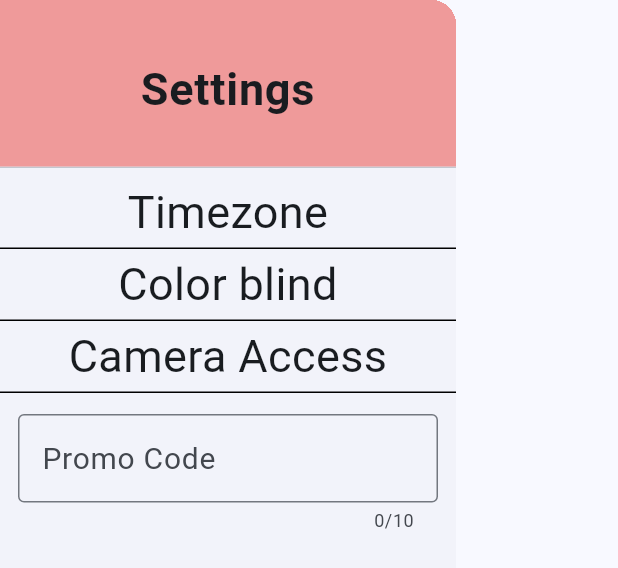
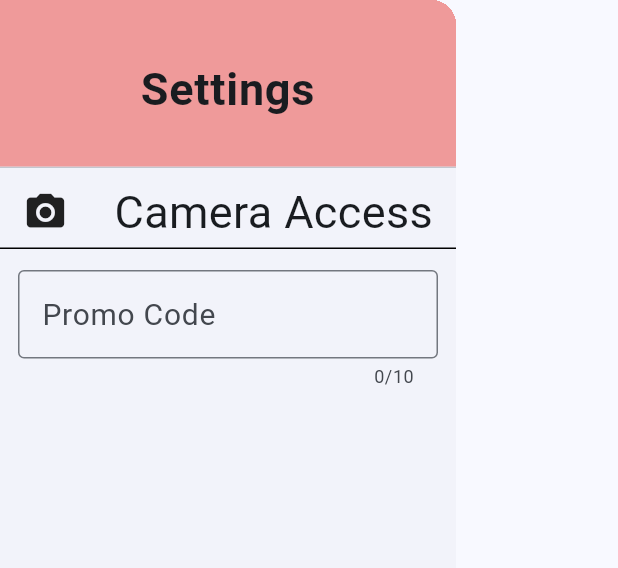
Before and after one commit to JeremyTaraba/realcolor, a Flutter app: what settingsDrawer() shows on an empty page, opened directly, on a phone screen of 412 x 824 dp. Shown: the top 568 px of the screen. Run offline on Flutter 3.47's test engine with Material 3 defaults, Android fonts, the phone set to English and light mode, and no system bars; our stand-ins replace camera, flutter_spinkit, permission_handler, shared_preferences; missing offline and left inert: app_settings, camerawesome, delta_e, purchases_flutter, purchases_ui_flutter; accounts and stored records are empty.

```diff
--- a/lib/main.dart
+++ b/lib/main.dart
@@ -3,15 +3,16 @@ import 'dart:developer';
 import 'package:camera/camera.dart';
 import 'package:flutter/material.dart';
 import 'package:purchases_flutter/purchases_flutter.dart';
-import 'package:purchases_ui_flutter/purchases_ui_flutter.dart';
 import 'package:realcolor/pages/home_page.dart';
 import 'package:realcolor/utilities/api_keys.dart';
+import 'package:realcolor/utilities/globals.dart';
 
 Future<void> main() async {
   // Ensure that plugin services are initialized so that `availableCameras()`
   // can be called before `runApp()`
   WidgetsFlutterBinding.ensureInitialized();
 
+  // revenue cat SDK
   await _configureSDK();
 
 // Obtain a list of the available cameras on the device.
@@ -19,7 +20,7 @@ Future<void> main() async {
 
 // Get a specific camera from the list of available cameras.
   final firstCamera = cameras.first;
-
+  GLOBAL_FIRST_CAMERA = firstCamera;
   runApp(MyApp(
     camera: firstCamera,
   ));
--- a/lib/utilities/countdown.dart
+++ b/lib/utilities/countdown.dart
@@ -74,7 +74,7 @@ class _ChallengeCountdownState extends State<ChallengeCountdown> with TickerProv
                   opacity: _visible ? 1.0 : 0.0,
                   duration: const Duration(milliseconds: 1000),
                   child: Padding(
-                    padding: const EdgeInsets.all(8.0),
+                    padding: const EdgeInsets.symmetric(vertical: 8.0, horizontal: 12),
                     child: RichText(
                       textAlign: TextAlign.center,
                       textScaler: MediaQuery.of(context).textScaler,
--- /dev/null
+++ b/lib/utilities/globals.dart
@@ -0,0 +1,4 @@
+import 'package:camera/camera.dart';
+
+List GLOBAL_COLOR_LIST = [];
+late CameraDescription GLOBAL_FIRST_CAMERA;
--- a/lib/utilities/homepage_helpers.dart
+++ b/lib/utilities/homepage_helpers.dart
@@ -1,4 +1,5 @@
 import "package:app_settings/app_settings.dart";
+import "package:flutter/cupertino.dart";
 import "package:flutter/material.dart";
 import "package:permission_handler/permission_handler.dart";
 import "package:purchases_flutter/purchases_flutter.dart";
@@ -337,39 +338,53 @@ class _settingsDrawerState extends State<settingsDrawer> {
               ),
             ),
           ),
-          Text(
-            "Timezone",
-            style: TextStyle(fontSize: 30),
-            textAlign: TextAlign.center,
-          ),
-          Divider(
-            height: 5,
-            thickness: 1,
-            color: Colors.black,
-          ),
-          Text(
-            "Color blind",
-            style: TextStyle(fontSize: 30),
-            textAlign: TextAlign.center,
-          ),
-          Divider(
-            height: 5,
-            thickness: 1,
-            color: Colors.black,
+          // Text(
+          //   "Timezone",
+          //   style: TextStyle(fontSize: 30),
+          //   textAlign: TextAlign.center,
+          // ),
+          // settingsDiv,
+          // Text(
+          //   "Color blind",
+          //   style: TextStyle(fontSize: 30),
+          //   textAlign: TextAlign.center,
+          // ),
+          // settingsDiv,
+          InkWell(
+            onTap: () {},
+            child: GestureDetector(
+              onTap: () {
+                //open camera permissions
+                AppSettings.openAppSettings(type: AppSettingsType.settings, asAnotherTask: true);
+              },
+              child: Row(
+                mainAxisAlignment: MainAxisAlignment.spaceAround,
+                children: [
+                  Icon(
+                    Icons.camera_alt,
+                    size: 30,
                   ),
                   Text(
                     "Camera Access",
                     style: TextStyle(fontSize: 30),
                     textAlign: TextAlign.center,
                   ),
-          Divider(
-            height: 5,
-            thickness: 1,
-            color: Colors.black,
+                ],
               ),
+            ),
+          ),
+          settingsDiv,
           Padding(
             padding: const EdgeInsets.all(12.0),
-            child: TextFormField(
+            child: promoCodeField(),
+          ),
+        ],
+      ),
+    );
+  }
+
+  Widget promoCodeField() {
+    return TextFormField(
       style: TextStyle(fontSize: 18),
       onChanged: (text) {
         setState(() {
@@ -424,13 +439,14 @@ class _settingsDrawerState extends State<settingsDrawer> {
         labelStyle: TextStyle(fontSize: 20),
       ),
       maxLength: 10,
-            ),
-          ),
-        ],
-      ),
     );
   }
-}
+
+  static const settingsDiv = Divider(
+    height: 5,
+    thickness: 1,
+    color: Colors.black,
+  );
 
   Widget promoCodePrefixIcon(bool validated, bool submitted) {
     if (validated && submitted) {
@@ -448,3 +464,4 @@ Widget promoCodePrefixIcon(bool validated, bool submitted) {
       return const Icon(null);
     }
   }
+}
```
Also changed, not shown: lib/pages/daily_challenge_page.dart (+38 -4 lines), lib/pages/home_page.dart (+11 -22 lines), lib/pages/unlimited_challenge_page.dart (+21 -7 lines), lib/utilities/challenge_helpers.dart (+44 -33 lines). Lines whose indentation alone changed are shown as unchanged.
